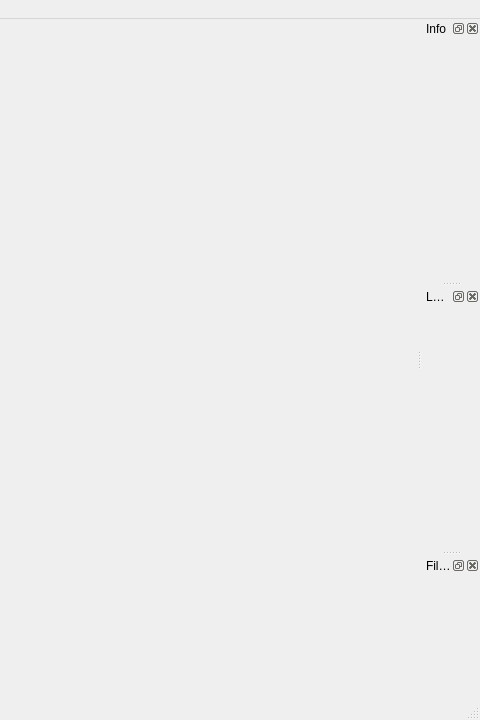
Above: ui/MainWindow.ui from yatengLG/ISAT before the change; both pictures show x 800 to 1280 and y 0 to 720 of the 1280 by 720 pixel window. Below: the same form after it.
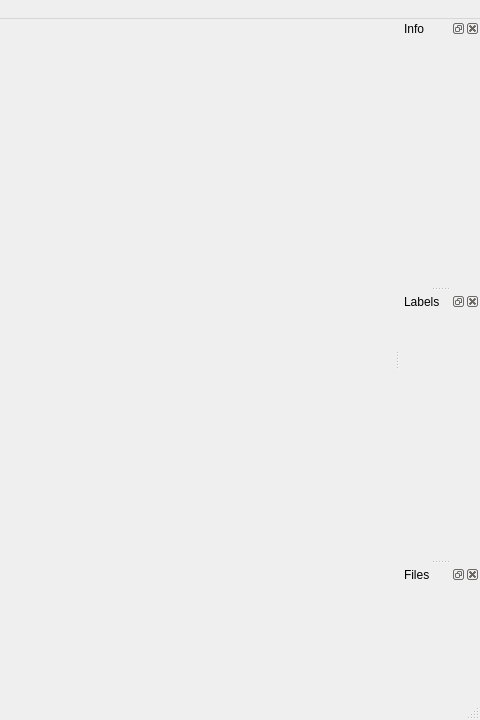
That is the form after the change. Icons and pictures are not drawn.

Patch:
```diff
--- a/ui/MainWindow.ui
+++ b/ui/MainWindow.ui
@@ -176,8 +176,8 @@
   <widget class="QDockWidget" name="info_dock">
    <property name="minimumSize">
     <size>
-     <width>58</width>
-     <height>35</height>
+     <width>80</width>
+     <height>38</height>
     </size>
    </property>
    <property name="features">
@@ -194,8 +194,8 @@
   <widget class="QDockWidget" name="labels_dock">
    <property name="minimumSize">
     <size>
-     <width>58</width>
-     <height>35</height>
+     <width>80</width>
+     <height>38</height>
     </size>
    </property>
    <property name="features">
```
Left out of the diff: 6 changed lines with no effect on the pictures.
